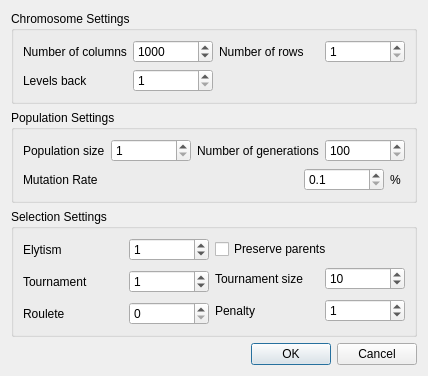
Old version of the form GUI/cgpsettings.ui in the repository Dogiuks/Project.
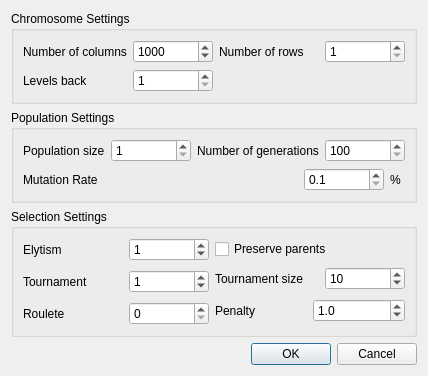
New version of the form.

```diff
--- a/GUI/cgpsettings.ui
+++ b/GUI/cgpsettings.ui
@@ -425,24 +425,18 @@
          </widget>
         </item>
         <item>
-         <widget class="QSpinBox" name="Penalty_spinBox">
-          <property name="minimumSize">
-           <size>
-            <width>80</width>
-            <height>0</height>
-           </size>
-          </property>
-          <property name="maximumSize">
-           <size>
-            <width>80</width>
-            <height>16777215</height>
-           </size>
+         <widget class="QDoubleSpinBox" name="penalty_spinBox">
+          <property name="decimals">
+           <number>1</number>
           </property>
           <property name="maximum">
-           <number>10</number>
+           <double>10.000000000000000</double>
+          </property>
+          <property name="singleStep">
+           <double>0.100000000000000</double>
           </property>
           <property name="value">
-           <number>1</number>
+           <double>1.000000000000000</double>
           </property>
          </widget>
         </item>
```
